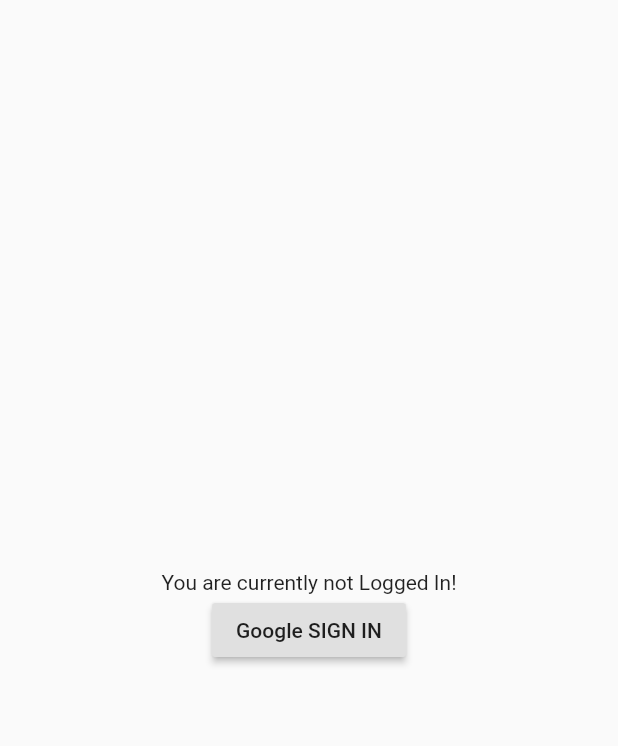
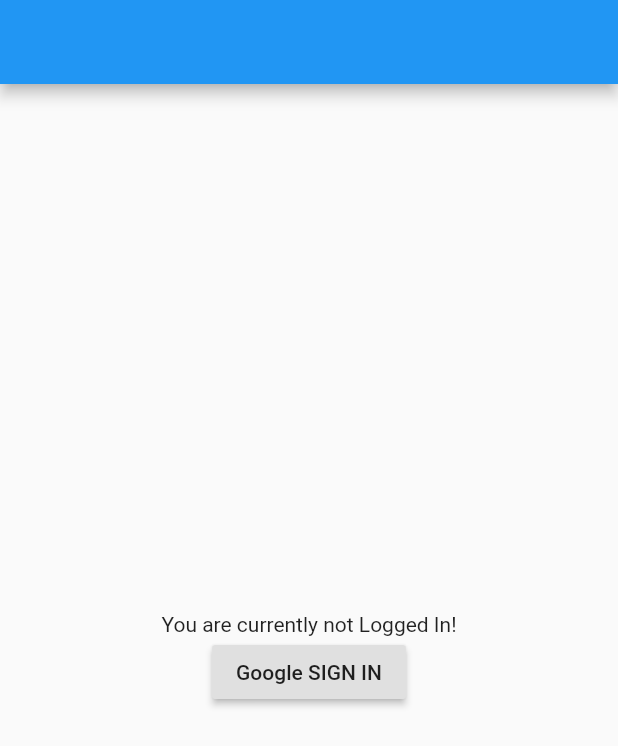
Before and after one commit to momin96/Delicious-Flutter, a Flutter app: the screen it shows after launch, on a phone screen of 412 x 824 dp. Shown: the top 746 px of the screen. Run offline on Flutter 3.47's test engine with Material 2 defaults, Android fonts, the phone set to English and light mode, and no system bars; our stand-ins replace firebase_auth, google_sign_in; accounts and stored records are empty.

Commit message:
Menu button added

```diff
--- a/delicious_cash/lib/LandingPage.dart
+++ b/delicious_cash/lib/LandingPage.dart
@@ -42,14 +42,14 @@ class LandingPageState extends State<LandingPage> {
       });
 
       if (authManager.currentUser != null) {
-        Navigator.push(
-          context,
-          MaterialPageRoute(
-            builder: (context) => Home(),
-          ),
-        );
+        //   Navigator.push(
+        //     context,
+        //     MaterialPageRoute(
+        //       builder: (context) => Home(),
+        //     ),
+        //   );
 
-        // _handleGetContact();
+        _handleGetContact();
       } else {
         debugPrint("User Not logged In");
       }
@@ -135,13 +135,6 @@ class LandingPageState extends State<LandingPage> {
   Widget loggedInWidget() {
     return Column(
       children: <Widget>[
-        ListTile(
-          leading: GoogleUserCircleAvatar(
-            identity: authManager.currentUser,
-          ),
-          title: Text(authManager.currentUser.displayName ?? ''),
-          subtitle: Text(authManager.currentUser.email ?? ''),
-        ),
         const Text('Signed In Successfully'),
         Text(authManager.contactText ?? ''),
         RaisedButton(
@@ -162,6 +155,10 @@ class LandingPageState extends State<LandingPage> {
 
   Widget androidScaffold() {
     return Scaffold(
+      appBar: AppBar(
+        title: Text(''),
+        leading: menuDrawer(),
+      ),
       body: Center(
         child: Column(
           mainAxisAlignment: MainAxisAlignment.spaceAround,
@@ -172,4 +169,18 @@ class LandingPageState extends State<LandingPage> {
       ),
     );
   }
+
+  Widget menuDrawer() {
+    if (authManager.currentUser != null) {
+      return Padding(
+        padding: EdgeInsets.only(left: 10),
+        child: IconButton(
+          icon: Icon(Icons.menu),
+          onPressed: () {},
+        ),
+      );
+    } else {
+      return Container();
+    }
+  }
 }
```
